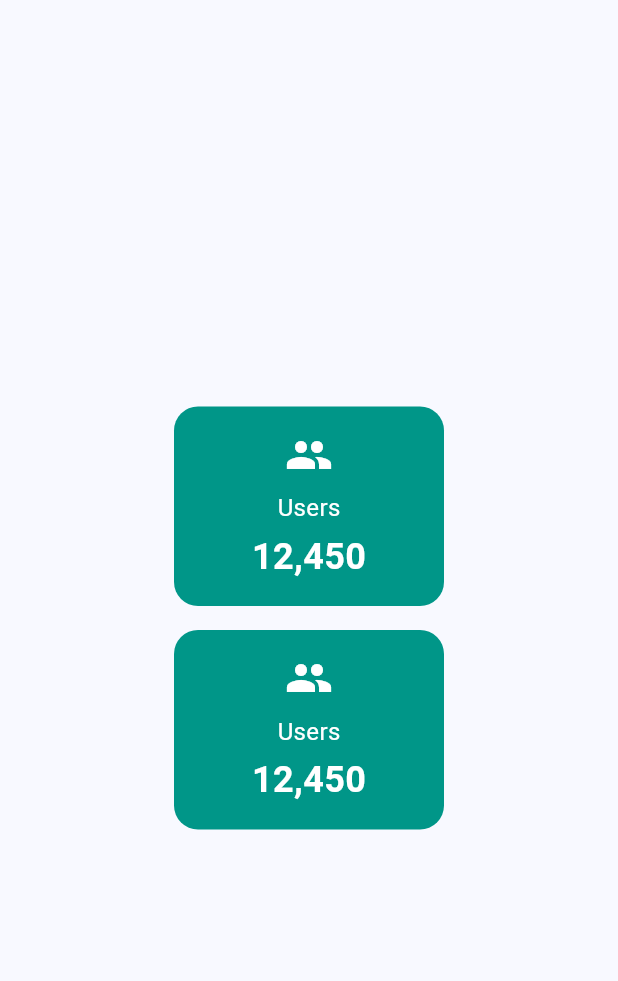
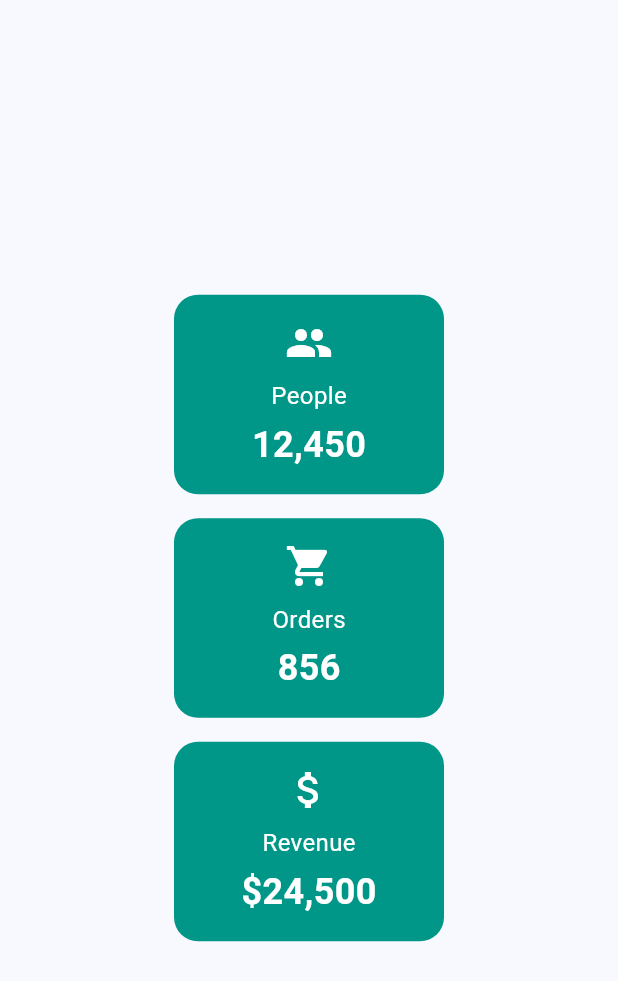
Before and after one commit to TheFlutterSensei/UI-Engineering, a Flutter app: the screen it shows after launch, on a phone screen of 412 x 824 dp. Shown: the top 981 px of the screen. Run offline on Flutter 3.47's test engine with Material 3 defaults, Android fonts, the phone set to English and light mode, and no system bars.

Commit message:
Completed 01.12

```diff
--- a/lib/screens/home_screen.dart
+++ b/lib/screens/home_screen.dart
@@ -17,7 +17,17 @@ class _HomeScreenState extends State<HomeScreen> {
       body: Center(
         child: Column(
           mainAxisSize: MainAxisSize.min,
-          children: [StatCard(), const SizedBox(height: 16), StatCard()],
+          children: [
+            StatCard(icon: Icons.people, title: 'People', value: '12,450'),
+            const SizedBox(height: 16),
+            StatCard(icon: Icons.shopping_cart, title: 'Orders', value: '856'),
+            const SizedBox(height: 16),
+            StatCard(
+              icon: Icons.attach_money,
+              title: 'Revenue',
+              value: '\$24,500',
+            ),
+          ],
         ),
       ),
     );
--- a/lib/widgets/stat_card.dart
+++ b/lib/widgets/stat_card.dart
@@ -1,7 +1,16 @@
 import 'package:flutter/material.dart';
 
 class StatCard extends StatelessWidget {
-  const StatCard({super.key});
+  final IconData icon;
+  final String title;
+  final String value;
+
+  const StatCard({
+    super.key,
+    required this.icon,
+    required this.title,
+    required this.value,
+  });
 
   @override
   Widget build(BuildContext context) {
@@ -12,14 +21,14 @@ class StatCard extends StatelessWidget {
         color: Colors.teal,
         borderRadius: BorderRadius.circular(16),
       ),
-      child: const Column(
+      child: Column(
         children: [
-          Icon(Icons.people, color: Colors.white, size: 32),
+          Icon(icon, color: Colors.white, size: 32),
           SizedBox(height: 8),
-          Text('Users', style: TextStyle(color: Colors.white, fontSize: 16)),
+          Text(title, style: TextStyle(color: Colors.white, fontSize: 16)),
           SizedBox(height: 4),
           Text(
-            '12,450',
+            value,
             style: TextStyle(
               color: Colors.white,
               fontSize: 24,
```
